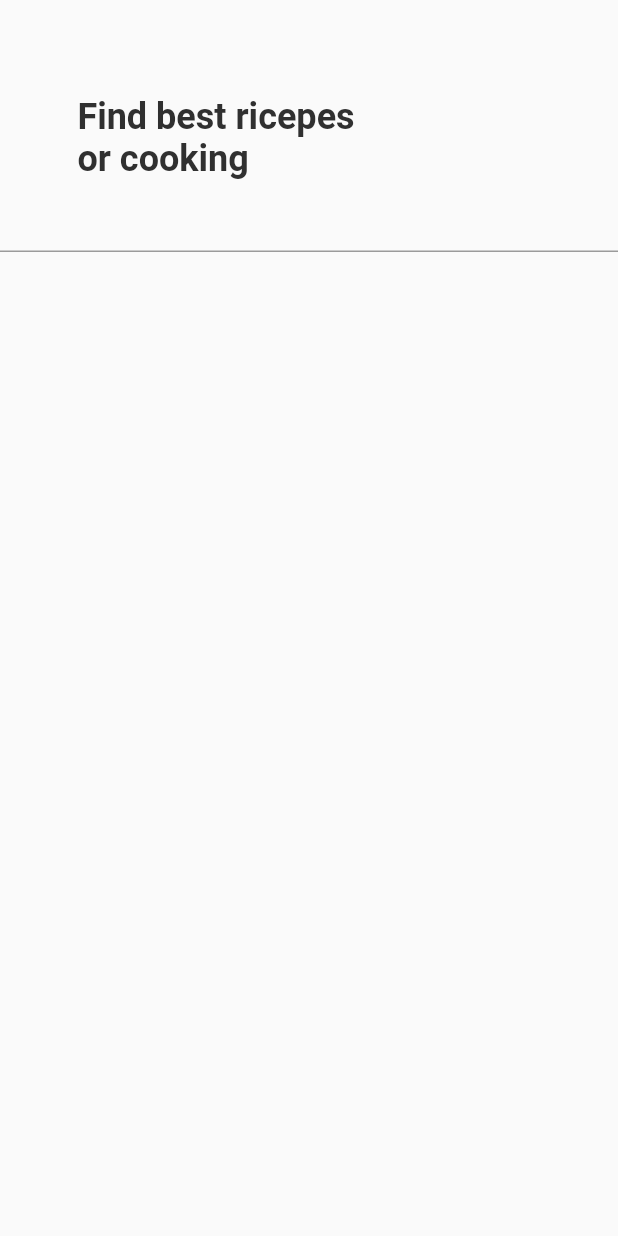
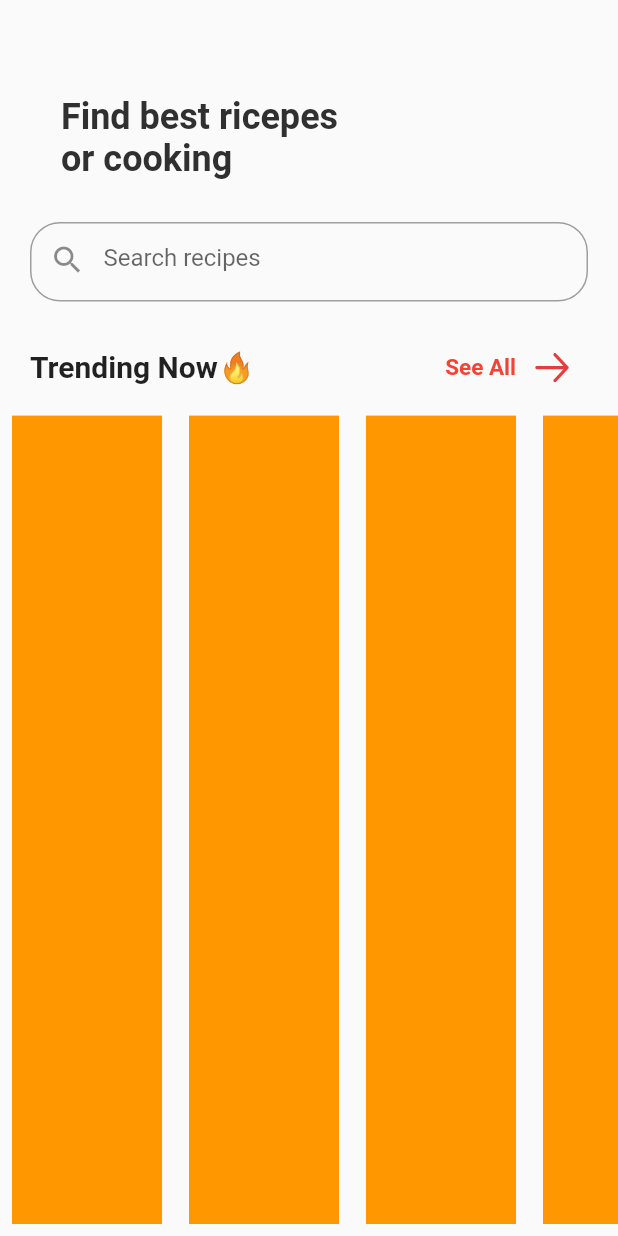
Before and after one commit to Nura1i/recipe_app_2, a Flutter app: the HomePage screen opened directly, on a phone screen of 412 x 824 dp. Run offline on Flutter 3.47's test engine with Material 2 defaults, Android fonts, the phone set to English and light mode, and no system bars; our stand-ins replace adaptive_theme, bloc, cloud_firestore, equatable, firebase_auth, firebase_core and 5 more; accounts and stored records are empty.

Commit message:
Changes to be committed: 	new file:   assets/svg/Belgi.svg 	modified:   lib/pages/home_page.dart

```diff
--- a/lib/pages/home_page.dart
+++ b/lib/pages/home_page.dart
@@ -2,6 +2,7 @@ import 'dart:ui';
 
 import 'package:firebase_auth/firebase_auth.dart';
 import 'package:flutter/material.dart';
+import 'package:flutter_screenutil/flutter_screenutil.dart';
 import 'package:flutter_svg/svg.dart';
 
 class HomePage extends StatefulWidget {
@@ -15,13 +16,14 @@ class _HomePageState extends State<HomePage> {
   var currentUser = FirebaseAuth.instance.currentUser;
   @override
   Widget build(BuildContext context) {
+    Size size = MediaQuery.of(context).size;
    return Scaffold(
-    body: SingleChildScrollView(
+    body: SafeArea(
       child: Column(
         mainAxisAlignment: MainAxisAlignment.start,
         children:[
           const Padding(
-            padding: EdgeInsets.only(top:64,left: 22,right: 146 ),
+            padding: EdgeInsets.only(top:64,right: 146 ),
             child: Text("Find best ricepes\for cooking",style: TextStyle(
               color: Color(0xFF303030),
               fontSize: 24,
@@ -29,19 +31,81 @@ class _HomePageState extends State<HomePage> {
             ),
             ),
           ),
-          Container(
-            decoration: BoxDecoration(
-              borderRadius: BorderRadius.circular(10)
+          Padding(
+            padding: const EdgeInsets.only(top: 28,right: 20,left: 20),
+            child: Container(
+              width:size.width/0.7.w,
+              height: size.height/13.h,
+              decoration: BoxDecoration(
+               border: Border.all(width: 1,color:Colors.grey),
+                borderRadius: BorderRadius.circular(20)
+              ),
+            child:const TextField(
+              decoration: InputDecoration(
+                contentPadding: EdgeInsets.only(
+                  top: 13
+                ),
+                hintText: 'Search recipes',
+                isDense: false,
+                border: InputBorder.none,
+              prefixIcon: Icon(Icons.search),
+              ),
+             ),
             ),
-           child: TextField(
-
-           ),
-          )
-
+          ),
+          Padding(
+            padding: const EdgeInsets.only(left:20,right: 20,top: 20),
+            child: Row(
+              mainAxisAlignment: MainAxisAlignment.spaceBetween,
+              children: [
+                const Text('Trending Now🔥',style: TextStyle(
+                  fontSize: 20,fontWeight: FontWeight.w600,
+                  ),
+                ),
+               Row(
+                children: [
+                  const Text('See All',style: TextStyle(
+                fontSize: 15,fontWeight: FontWeight.w600,color: Colors.red
+               ),
+              ),
+               IconButton(onPressed:(){},
+                icon:SvgPicture.asset('assets/svg/Belgi.svg',
+                width: 30,
+                height: 20,
+                ),
+                color: Colors.red,
+                )
+                ],
+               )
+              ],
+            ),
+          ),
+          Expanded(
+             child: SingleChildScrollView(
+             // physics:BouncingScrollPhysics(),
+              scrollDirection: Axis.horizontal,
+               child: ListView.separated(
+                shrinkWrap: true,
+                scrollDirection: Axis.horizontal,
+                itemCount:40 ,
+                separatorBuilder:(context, index) {
+                 return Container(width: 2,);
+                },
+                itemBuilder:(context, index) {
+                       return    Padding(
+                         padding: const EdgeInsets.all(8.0),
+                         child: Container(
+                color: Colors.orange,
+                    width: 100,
+                   // height: 100,
+                  ),
+                       );
+                }, ),
+             ),
+           )
         ],
       ),
     ),
    );
-
   }
 }
```
Also changed, not shown: assets/svg/Belgi.svg (added).
